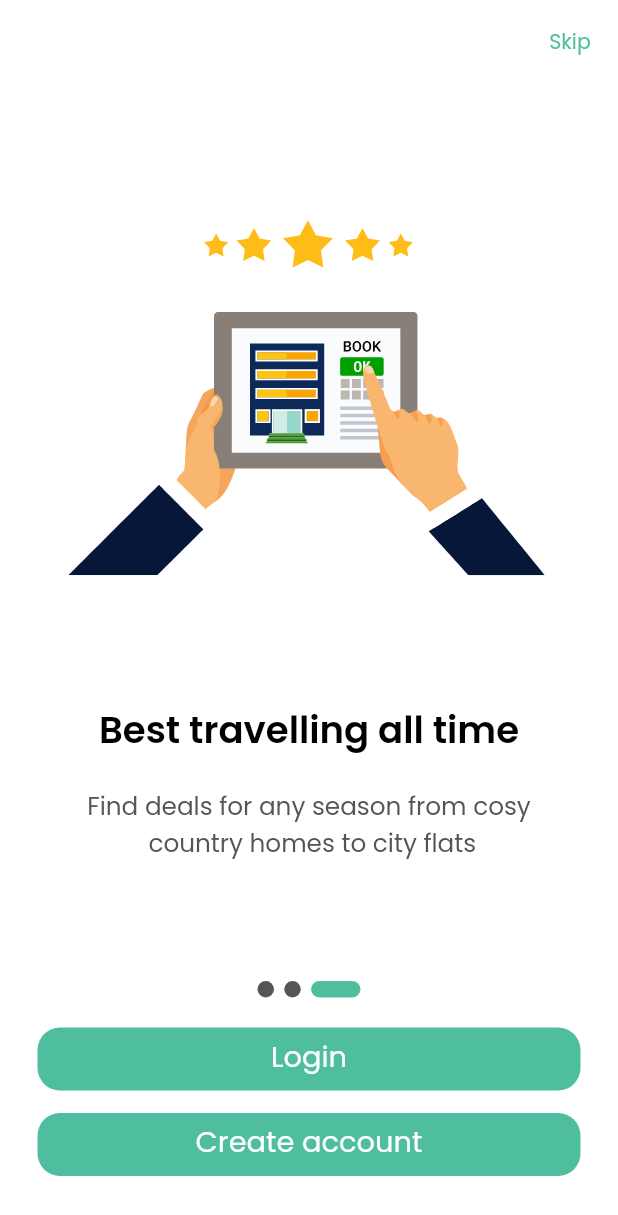
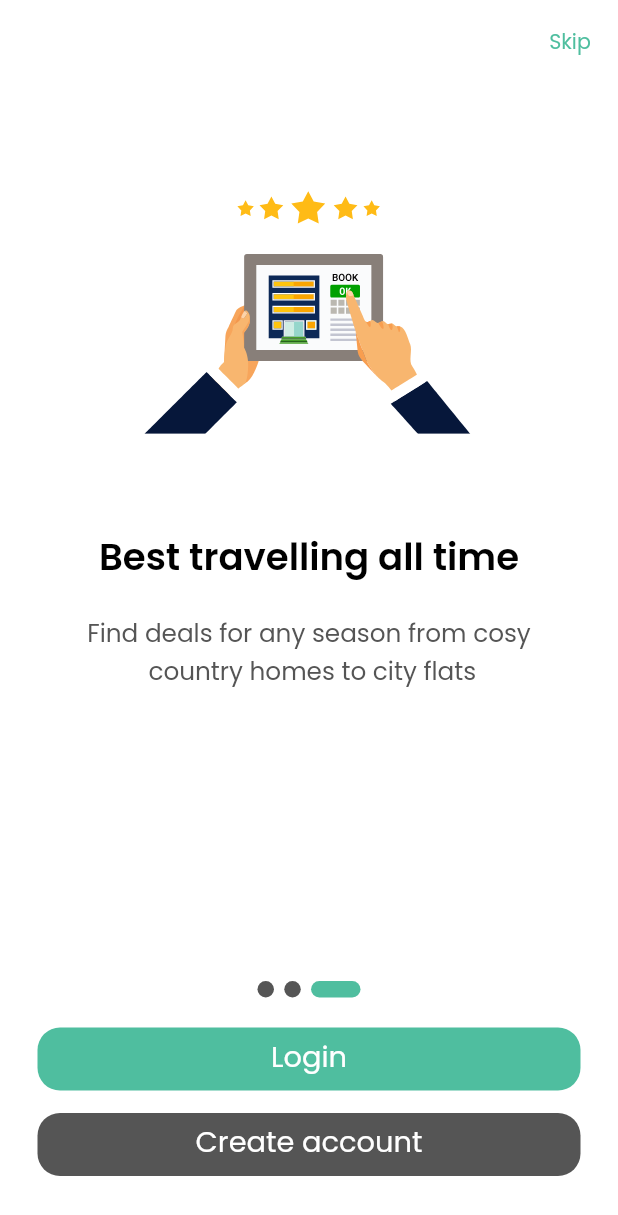
Before and after one commit to moh-gomaa/Algoriza-BookingApp, a Flutter app: the OnBoardScreen screen opened by its route, swiped to page 3, on a phone screen of 412 x 824 dp. Shown: the top 1215 px of the screen. Run offline on Flutter 3.47's test engine with Material 2 defaults, Android fonts, the phone set to English and light mode, and no system bars; drawn by our look-alikes of smooth_page_indicator; our stand-ins replace bloc, connectivity_plus, dio, equatable, flutter_bloc, internet_connection_checker and 4 more; accounts and stored records are empty; project files that could hold a hidden picture were left out.

Commit message:
-Modification on getstarted Screen. -Modification on onboarding screen.

```diff
--- a/lib/core/main_blocs/blocs.dart
+++ b/lib/core/main_blocs/blocs.dart
@@ -4,3 +4,4 @@ export 'package:booking_app/core/connectivity/cubit/connectivity_cubit.dart';
 export 'package:booking_app/core/localization/cubit/locale_cubit.dart';
 export 'package:booking_app/core/bottom_navigation/cubit/navigation_cubit.dart';
 export 'package:booking_app/features/login/bloc/login_cubit.dart';
+export 'package:booking_app/features/register/bloc/register_cubit.dart';
--- a/lib/core/main_blocs/providers.dart
+++ b/lib/core/main_blocs/providers.dart
@@ -1,4 +1,3 @@
-
 import 'blocs.dart';
 
   class BlocProviders {
@@ -12,6 +11,8 @@ import 'blocs.dart';
 
     BlocProvider<LoginCubit>(create: (_) => LoginCubit()),
 
+    BlocProvider<RegisterCubit>(create: (_) => RegisterCubit()),
+
 
     // .
     // .
--- a/lib/core/utils/routes/app_router.dart
+++ b/lib/core/utils/routes/app_router.dart
@@ -1,4 +1,5 @@
 import 'package:booking_app/core/bottom_navigation/pages/main_screen.dart';
+import 'package:booking_app/features/home/pages/home_screen.dart';
 import 'package:booking_app/features/login/login_screen.dart';
 import 'package:booking_app/features/onboarding/pages/onboarding_screen.dart';
 import 'package:booking_app/features/profile/pages/profile_details_screen.dart';
@@ -13,6 +14,13 @@ class AppRouter {
       case '/main':
         return PageTransition(
           child: MainScreen(),
+          type: PageTransitionType.rightToLeft,
+          duration: animationDuration,
+          settings: settings,
+        );
+        case '/tt':
+        return PageTransition(
+          child: HomeScreen(),
           type: PageTransitionType.rightToLeft,
           duration: animationDuration,
           settings: settings,
--- a/lib/features/onboarding/widgets/onboarding_bottom.dart
+++ b/lib/features/onboarding/widgets/onboarding_bottom.dart
@@ -1,6 +1,7 @@
 import 'package:booking_app/core/localization/setup/app_localization.dart';
 import 'package:booking_app/resources/buttonkey/button.dart';
 import 'package:booking_app/resources/constants/constants.dart';
+import 'package:booking_app/resources/themes/theme.dart';
 import 'package:flutter/material.dart';
 
 class OnboardingBottom extends StatelessWidget {
@@ -19,6 +20,7 @@ class OnboardingBottom extends StatelessWidget {
         ),
         ButtonKey(
           buttonText: 'create_account_btn'.tr(context),
+          backgroundColor: OwnTheme.colorPalette['gray'],
           function: () {
             Navigator.pushNamed(context, '/register');
           },
--- a/lib/features/onboarding/widgets/onboarding_item.dart
+++ b/lib/features/onboarding/widgets/onboarding_item.dart
@@ -16,6 +16,8 @@ class OnboardingItem extends StatelessWidget {
       children: [
         Lottie.asset(
           '${row.image}',
+          width: MediaQuery.of(context).size.width * 0.6,
+          height: MediaQuery.of(context).size.width * 0.6,
         ),
         Padding(
           padding: const EdgeInsets.symmetric(vertical: space2),
--- a/lib/resources/buttonkey/button.dart
+++ b/lib/resources/buttonkey/button.dart
@@ -10,6 +10,7 @@ class ButtonKey extends StatelessWidget {
   final String? buttonText;
   final Color? textColor, backgroundColor;
   final double radius;
+  final bool isLoading;
 
   const ButtonKey({
     Key? key,
@@ -19,10 +20,14 @@ class ButtonKey extends StatelessWidget {
     this.backgroundColor,
     this.padding,
     this.radius = round,
+    this.isLoading = false
   }) : super(key: key);
 
   @override
   Widget build(BuildContext context) {
+    if(isLoading)
+      return CircularProgressIndicator();
+    else
       return GestureDetector(
         onTap: () {
           function != null ? function!() : null;
--- a/lib/resources/themes/theme.dart
+++ b/lib/resources/themes/theme.dart
@@ -16,7 +16,7 @@ final ThemeData ownThemeData = ThemeData(
     ),
     appBarTheme: const AppBarTheme(
       elevation: 0.0,
-      backgroundColor: Colors.white,
+      backgroundColor: Colors.transparent,
     ),
     primarySwatch: Colors.blue,
     scaffoldBackgroundColor: OwnTheme.colorPalette['white'],
--- a/pubspec.yaml
+++ b/pubspec.yaml
@@ -31,6 +31,9 @@ dependencies:
   internet_connection_checker: ^0.0.1+4
   equatable: ^2.0.5
   smooth_page_indicator: ^1.0.0+2
+  http: ^0.13.5
+  sqflite: ^2.0.3
+  path_provider: ^2.0.11
 #  firebase_auth: ^3.10.0
 #  firebase_core: ^1.23.0
 
```
Lines whose indentation alone changed are shown as unchanged.
